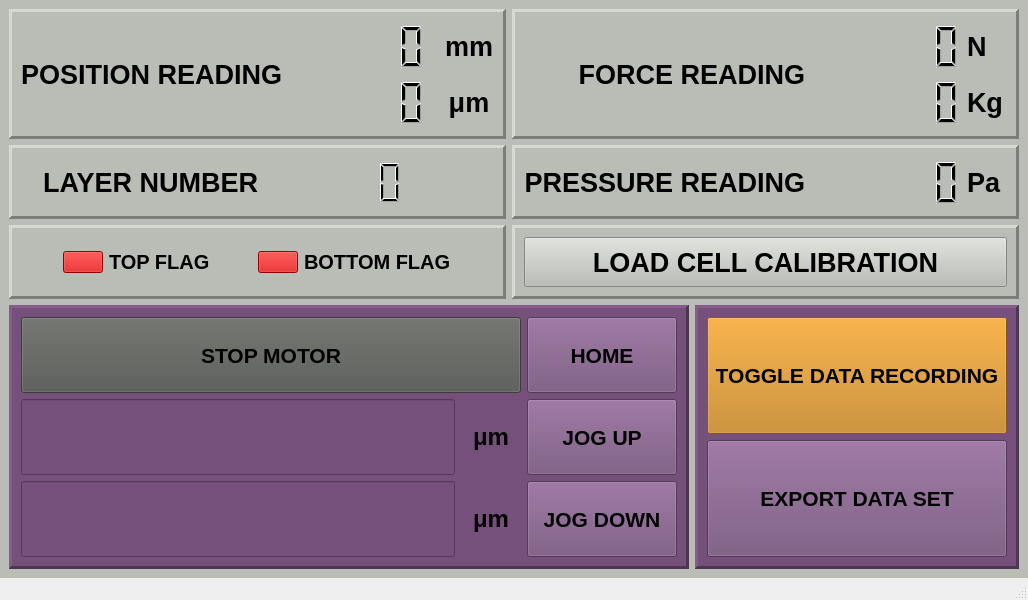
Qt form newBlackBetty.ui (georgeExotic/BlackBetty_v2) before a commit.
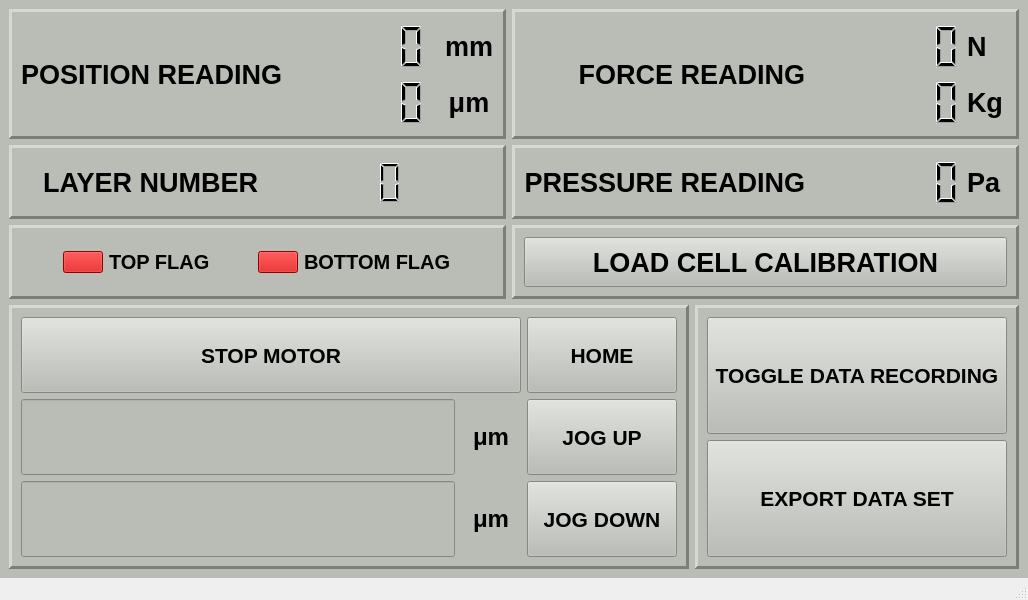
The same form after that commit.

```diff
--- a/newBlackBetty.ui
+++ b/newBlackBetty.ui
@@ -22,6 +22,43 @@
     <height>0</height>
    </size>
   </property>
+  <property name="palette">
+   <palette>
+    <active>
+     <colorrole role="Button">
+      <brush brushstyle="SolidPattern">
+       <color alpha="255">
+        <red>115</red>
+        <green>210</green>
+        <blue>22</blue>
+       </color>
+      </brush>
+     </colorrole>
+    </active>
+    <inactive>
+     <colorrole role="Button">
+      <brush brushstyle="SolidPattern">
+       <color alpha="255">
+        <red>115</red>
+        <green>210</green>
+        <blue>22</blue>
+       </color>
+      </brush>
+     </colorrole>
+    </inactive>
+    <disabled>
+     <colorrole role="Button">
+      <brush brushstyle="SolidPattern">
+       <color alpha="255">
+        <red>115</red>
+        <green>210</green>
+        <blue>22</blue>
+       </color>
+      </brush>
+     </colorrole>
+    </disabled>
+   </palette>
+  </property>
   <property name="windowTitle">
    <string>MainWindow</string>
   </property>
@@ -798,11 +835,6 @@
      <layout class="QHBoxLayout" name="horizontalLayout_10">
       <item>
        <widget class="QFrame" name="frame_6">
-        <property name="styleSheet">
-         <string notr="true">
-background-color: rgb(117, 80, 123);
-border-color: rgb(193, 125, 17);</string>
-        </property>
         <property name="frameShape">
          <enum>QFrame::Panel</enum>
         </property>
@@ -1039,9 +1071,6 @@
              <bold>true</bold>
             </font>
            </property>
-           <property name="styleSheet">
-            <string notr="true">background-color: rgb(85, 87, 83);</string>
-           </property>
            <property name="text">
             <string>STOP MOTOR</string>
            </property>
@@ -1052,9 +1081,6 @@
       </item>
       <item>
        <widget class="QFrame" name="frame_5">
-        <property name="styleSheet">
-         <string notr="true">background-color: rgb(117, 80, 123);</string>
-        </property>
         <property name="frameShape">
          <enum>QFrame::Panel</enum>
         </property>
@@ -1088,9 +1114,6 @@
                <bold>true</bold>
               </font>
              </property>
-             <property name="styleSheet">
-              <string notr="true">background-color: rgb(193, 125, 17);</string>
-             </property>
              <property name="text">
               <string>TOGGLE DATA RECORDING</string>
              </property>
```
